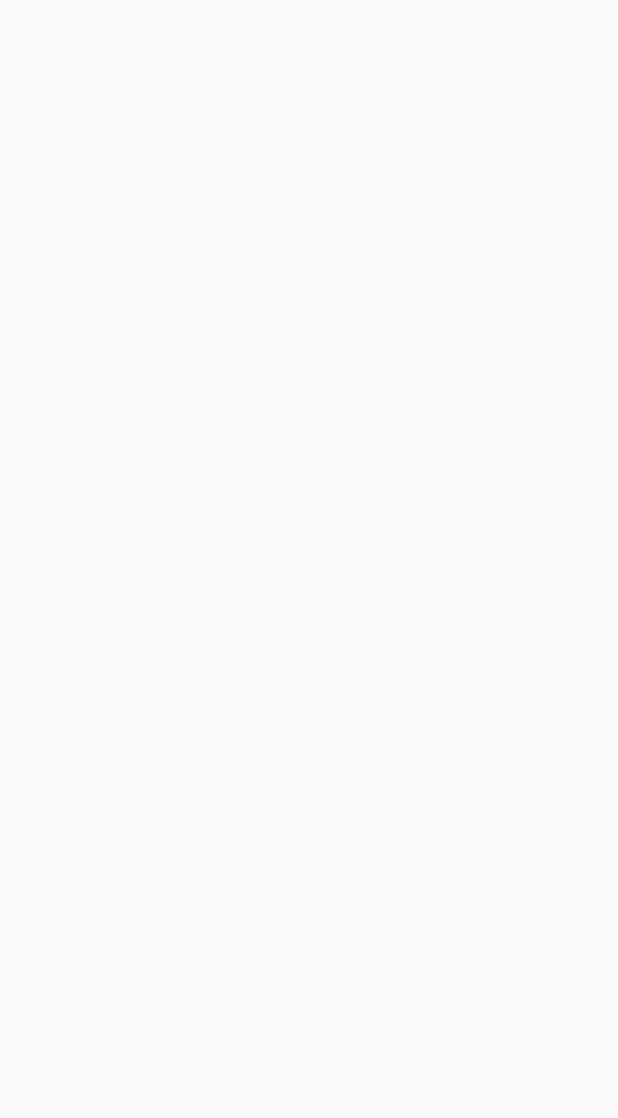
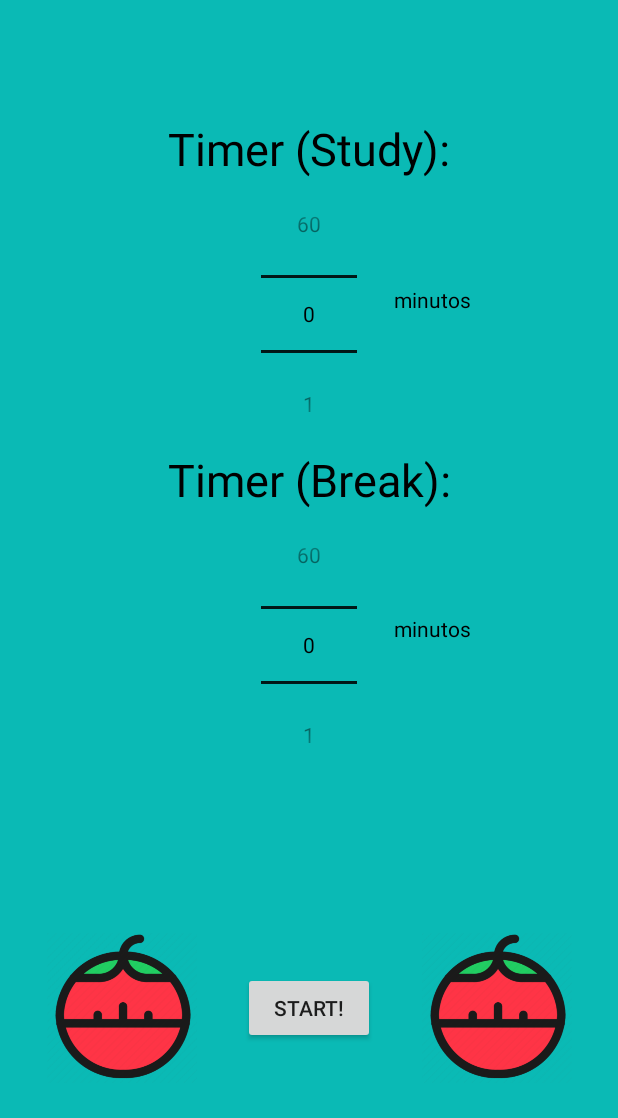
Before and after one commit to michelvmelo/quickdoro, an Android app: the ClockActivity screen opened directly, with no data from a screen before it, on a phone screen of 412 x 824 dp. Before the commit the part shown is empty. Shown: the top 1118 px of the screen. Run offline under Robolectric (Android 15) with nearby library versions, the light colour scheme and no system bars.

Commit message:
feat: clock screen

```diff
--- a/app/src/main/AndroidManifest.xml
+++ b/app/src/main/AndroidManifest.xml
@@ -1,6 +1,6 @@
 <?xml version="1.0" encoding="utf-8"?>
 <manifest xmlns:android="http://schemas.android.com/apk/res/android"
-    xmlns:tools="http://schemas.android.com/tools">
+    xmlns:tools="http://schemas.android.com/tools" >
 
     <application
         android:allowBackup="true"
@@ -11,14 +11,16 @@
         android:roundIcon="@mipmap/tomato_icon_round"
         android:supportsRtl="true"
         android:theme="@style/Theme.Quickdoro"
-        tools:targetApi="31">
+        tools:targetApi="31" >
+        <activity
+            android:name=".RunningActivity"
+            android:exported="false" />
         <activity
             android:name=".ClockActivity"
             android:exported="false" />
         <activity
             android:name=".MainActivity"
-            android:exported="true"
-            android:theme="@style/Theme.Quickdoro">
+            android:exported="true" >
             <intent-filter>
                 <action android:name="android.intent.action.MAIN" />
 
--- a/app/src/main/java/com/example/quickdoro/ClockActivity.kt
+++ b/app/src/main/java/com/example/quickdoro/ClockActivity.kt
@@ -2,10 +2,21 @@ package com.example.quickdoro
 
 import androidx.appcompat.app.AppCompatActivity
 import android.os.Bundle
+import android.widget.NumberPicker
 
 class ClockActivity : AppCompatActivity() {
     override fun onCreate(savedInstanceState: Bundle?) {
         super.onCreate(savedInstanceState)
         setContentView(R.layout.activity_clock)
+
+        //Sets max and min values for the number pickers
+        val npMinEstudo = findViewById<NumberPicker>(R.id.np_min_study)
+        val npMinInt = findViewById<NumberPicker>(R.id.np_min_break)
+
+        npMinEstudo.minValue = 0
+        npMinEstudo.maxValue = 60
+        npMinInt.minValue = 0
+        npMinInt.maxValue = 60
+
     }
 }
--- a/app/src/main/java/com/example/quickdoro/MainActivity.kt
+++ b/app/src/main/java/com/example/quickdoro/MainActivity.kt
@@ -7,6 +7,7 @@ import android.view.animation.AlphaAnimation
 import android.view.animation.Animation
 import android.widget.TextView
 import androidx.appcompat.app.AppCompatActivity
+import androidx.constraintlayout.widget.ConstraintLayout
 
 class MainActivity : AppCompatActivity() {
     override fun onCreate(savedInstanceState: Bundle?) {
@@ -23,6 +24,12 @@ class MainActivity : AppCompatActivity() {
         anim.repeatMode = Animation.REVERSE
         anim.repeatCount = Animation.INFINITE
         tvClick.startAnimation(anim)
+
+        //Creates a click event to switch to 'ClockActivity' activity
+        val mainLayout = findViewById<ConstraintLayout>(R.id.main_layout)
+        mainLayout.setOnClickListener{
+            val intentClockActivity = Intent(this, ClockActivity::class.java)
+            startActivity(intentClockActivity)
+        }
     }
-
 }
--- /dev/null
+++ b/app/src/main/java/com/example/quickdoro/RunningActivity.kt
@@ -0,0 +1,11 @@
+package com.example.quickdoro
+
+import androidx.appcompat.app.AppCompatActivity
+import android.os.Bundle
+
+class RunningActivity : AppCompatActivity() {
+    override fun onCreate(savedInstanceState: Bundle?) {
+        super.onCreate(savedInstanceState)
+        setContentView(R.layout.activity_running)
+    }
+}
--- a/app/src/main/res/drawable/tomato_icon_background.xml
+++ b/app/src/main/res/drawable/tomato_icon_background.xml
@@ -5,6 +5,6 @@
     android:viewportHeight="108"
     android:viewportWidth="108"
     xmlns:android="http://schemas.android.com/apk/res/android">
-    <path android:fillColor="#0000FFFF"
+    <path android:fillColor="@color/tiffany_blue"
           android:pathData="M0,0h108v108h-108z"/>
 </vector>
--- a/app/src/main/res/layout/activity_clock.xml
+++ b/app/src/main/res/layout/activity_clock.xml
@@ -6,4 +6,112 @@
     android:layout_height="match_parent"
     tools:context=".ClockActivity">
 
+    <TextView
+        android:id="@+id/tv_study"
+        android:layout_width="wrap_content"
+        android:layout_height="wrap_content"
+        android:text="Timer (Study):"
+        android:textSize="30sp"
+        android:textColor="@color/black"
+        app:layout_constraintBottom_toBottomOf="parent"
+        app:layout_constraintEnd_toEndOf="parent"
+        app:layout_constraintStart_toStartOf="parent"
+        app:layout_constraintTop_toTopOf="parent"
+        app:layout_constraintVertical_bias="0.1" />
+
+    <NumberPicker
+        android:id="@+id/np_min_study"
+        android:layout_width="wrap_content"
+        android:layout_height="wrap_content"
+        android:theme="@style/AppTheme.Picker"
+        app:layout_constraintEnd_toEndOf="parent"
+        app:layout_constraintStart_toStartOf="parent"
+        app:layout_constraintTop_toBottomOf="@+id/tv_study" />
+
+    <TextView
+        android:id="@+id/tv_label_study"
+        android:layout_width="wrap_content"
+        android:layout_height="wrap_content"
+        android:text="minutos"
+        android:layout_marginTop="190dp"
+        android:textColor="@color/black"
+        app:layout_constraintEnd_toEndOf="parent"
+        app:layout_constraintStart_toEndOf="@+id/np_min_study"
+        app:layout_constraintTop_toTopOf="parent"
+        app:layout_constraintHorizontal_bias="0.2" />
+
+    <TextView
+        android:id="@+id/tv_break"
+        android:layout_width="wrap_content"
+        android:layout_height="wrap_content"
+        android:text="Timer (Break):"
+        android:textSize="30sp"
+        android:textColor="@color/black"
+        app:layout_constraintEnd_toEndOf="parent"
+        app:layout_constraintHorizontal_bias="0.502"
+        app:layout_constraintStart_toStartOf="parent"
+        app:layout_constraintTop_toBottomOf="@+id/np_min_study" />
+
+    <NumberPicker
+        android:id="@+id/np_min_break"
+        android:layout_width="wrap_content"
+        android:layout_height="wrap_content"
+        android:theme="@style/AppTheme.Picker"
+        app:layout_constraintEnd_toEndOf="parent"
+        app:layout_constraintStart_toStartOf="parent"
+        app:layout_constraintTop_toBottomOf="@+id/tv_break" />
+
+    <TextView
+        android:id="@+id/tv_label_break"
+        android:layout_width="wrap_content"
+        android:layout_height="wrap_content"
+        android:layout_marginTop="200dp"
+        android:text="minutos"
+        android:textColor="@color/black"
+        app:layout_constraintEnd_toEndOf="@id/tv_label_study"
+        app:layout_constraintHorizontal_bias="1.0"
+        app:layout_constraintStart_toEndOf="@+id/np_min_break"
+        app:layout_constraintTop_toBottomOf="@+id/tv_label_study" />
+
+    <Button
+        android:id="@+id/bt_start"
+        android:layout_width="wrap_content"
+        android:layout_height="wrap_content"
+        android:text="Start!"
+        app:layout_constraintBottom_toBottomOf="parent"
+        app:layout_constraintEnd_toEndOf="parent"
+        app:layout_constraintStart_toStartOf="parent"
+        app:layout_constraintTop_toBottomOf="@+id/np_min_break" />
+
+    <ImageView
+        android:id="@+id/imageView"
+        android:layout_width="100dp"
+        android:layout_height="100dp"
+        app:layout_constraintBottom_toBottomOf="parent"
+        app:layout_constraintEnd_toStartOf="@+id/bt_start"
+        app:layout_constraintStart_toStartOf="parent"
+        app:layout_constraintTop_toBottomOf="@+id/np_min_break"
+        app:srcCompat="@drawable/tomato_clock_canva" />
+
+    <ImageView
+        android:id="@+id/imageView3"
+        android:layout_width="100dp"
+        android:layout_height="100dp"
+        app:layout_constraintBottom_toBottomOf="parent"
+        app:layout_constraintEnd_toEndOf="parent"
+        app:layout_constraintStart_toEndOf="@+id/bt_start"
+        app:layout_constraintTop_toBottomOf="@+id/np_min_break"
+        app:srcCompat="@drawable/tomato_clock_canva" />
+
+    <!--
+        <NumberPicker
+            android:id="@+id/np_seconds"
+            android:layout_width="wrap_content"
+            android:layout_height="wrap_content"
+            android:layout_marginEnd="104dp"
+            android:tooltipText="test"
+            app:layout_constraintEnd_toEndOf="parent"
+            app:layout_constraintTop_toBottomOf="@+id/textView" />
+    -->
+
 </androidx.constraintlayout.widget.ConstraintLayout>
--- a/app/src/main/res/layout/activity_main.xml
+++ b/app/src/main/res/layout/activity_main.xml
@@ -7,7 +7,8 @@
     android:background="@color/tiffany_blue"
     android:gravity="center"
     android:orientation="vertical"
-    tools:context=".MainActivity">
+    tools:context=".MainActivity"
+    android:id="@+id/main_layout">
 
     <TextView
         android:id="@+id/tv_appname"
@@ -16,7 +17,7 @@
         android:layout_marginTop="200dp"
         android:text="@string/app_name"
         android:textColor="@color/black"
-        android:textSize="50dp"
+        android:textSize="50sp"
         android:fontFamily="monospace"
         app:layout_constraintEnd_toEndOf="parent"
         app:layout_constraintHorizontal_bias="0.5"
@@ -28,6 +29,7 @@
         android:layout_width="150dp"
         android:layout_height="150dp"
         android:src="@drawable/tomato_clock_canva"
+        android:contentDescription="@string/tomato_clock_description"
         app:layout_constraintBottom_toBottomOf="parent"
         app:layout_constraintEnd_toEndOf="parent"
         app:layout_constraintHorizontal_bias="0.5"
@@ -39,8 +41,8 @@
         android:id="@+id/tv_click"
         android:layout_width="wrap_content"
         android:layout_height="wrap_content"
-        android:text="Click anywhere to begin!"
-        android:textSize="20dp"
+        android:text="@string/click_start"
+        android:textSize="20sp"
         android:textColor="@color/black"
         app:layout_constraintBottom_toBottomOf="parent"
         app:layout_constraintEnd_toEndOf="parent"
--- /dev/null
+++ b/app/src/main/res/layout/activity_running.xml
@@ -0,0 +1,9 @@
+<?xml version="1.0" encoding="utf-8"?>
+<androidx.constraintlayout.widget.ConstraintLayout xmlns:android="http://schemas.android.com/apk/res/android"
+    xmlns:app="http://schemas.android.com/apk/res-auto"
+    xmlns:tools="http://schemas.android.com/tools"
+    android:layout_width="match_parent"
+    android:layout_height="match_parent"
+    tools:context=".RunningActivity">
+
+</androidx.constraintlayout.widget.ConstraintLayout>
--- a/app/src/main/res/values/strings.xml
+++ b/app/src/main/res/values/strings.xml
@@ -1,4 +1,5 @@
 <resources>
     <string name="app_name">quickdoro</string>
     <string name="tomato_clock_description">Image of a clock in the shape of a tomato.</string>
+    <string name="click_start">Click anywhere to begin!</string>
 </resources>
--- a/app/src/main/res/values/themes.xml
+++ b/app/src/main/res/values/themes.xml
@@ -3,7 +3,12 @@
 
     <style name="Theme.Quickdoro" parent="Theme.AppCompat.DayNight.NoActionBar" >
         <item name="android:statusBarColor">@color/tiffany_blue</item>
-        <item name="backgroundColor">@color/tiffany_blue</item>
+        <item name="android:windowBackground">@color/tiffany_blue</item>
+    </style>
+
+    <style name="AppTheme.Picker" parent="Theme.AppCompat.DayNight.NoActionBar" >
+        <item name="android:textColorPrimary">@color/black</item>
+        <item name="android:textColorSecondary">@color/black</item>
     </style>
 
 </resources>
```
